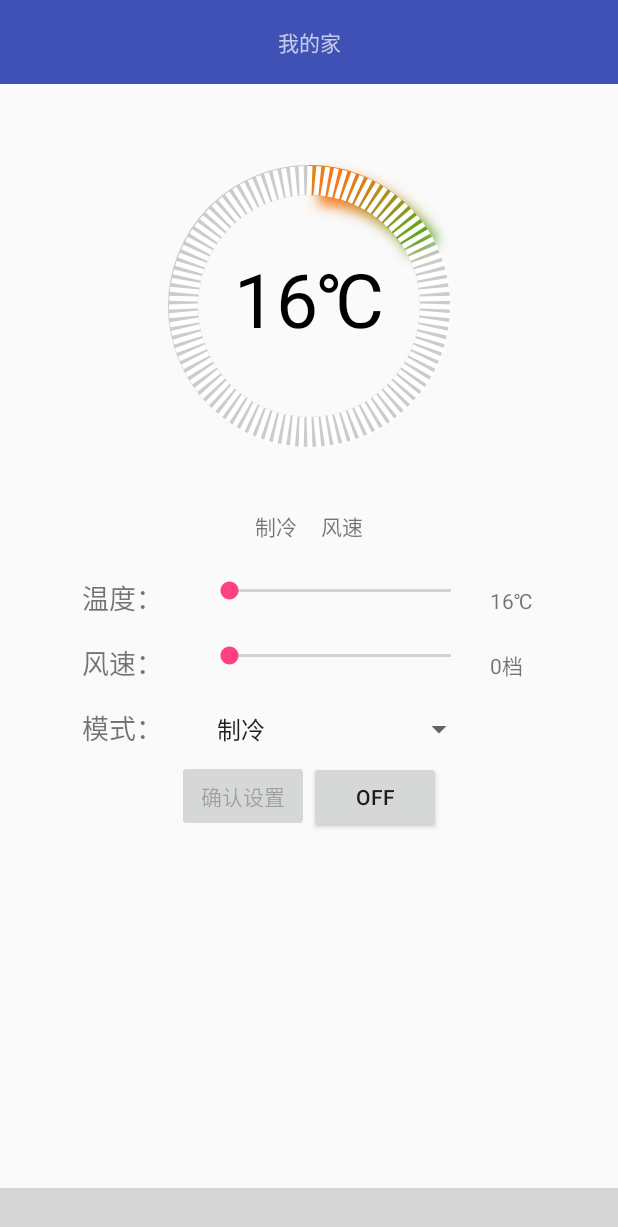
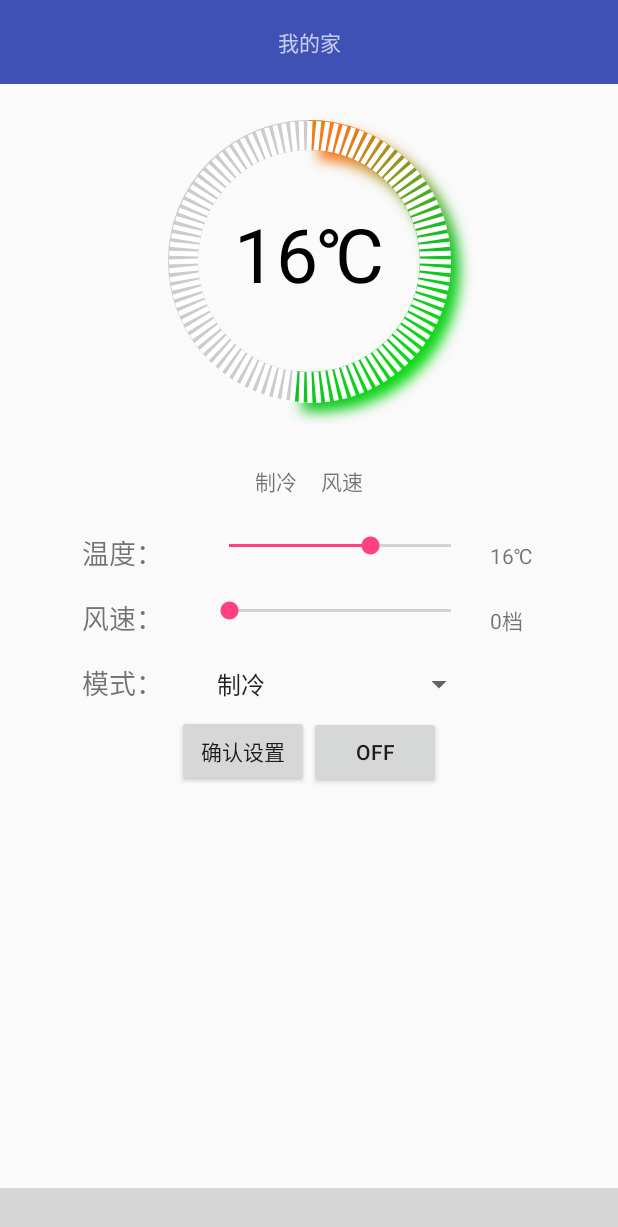
Before and after one commit to Group9-Android/Air-Conditioning-Controller, an Android app: the screen it shows after launch (MainActivity), after a tap on "TURN ON", on a phone screen of 412 x 824 dp. Shown: the top 1227 px of the screen. Run offline under Robolectric (Android 15) with nearby library versions, the phone set to English and light mode, and no system bars; libraries missing offline, so code that uses them is left out: com.ashokvarma.bottomnavigation; plain views replace BottomNavigationBar; 7 statements that could not run were skipped; grey boxes are pictures that could not be loaded.

Commit message:
设备控制界面修改

```diff
--- a/app/src/main/AndroidManifest.xml
+++ b/app/src/main/AndroidManifest.xml
@@ -10,14 +10,14 @@
         android:roundIcon="@mipmap/ic_launcher_round"
         android:supportsRtl="true"
         android:theme="@style/AppTheme">
-        <activity android:name=".Start">
+        <activity android:name=".MainActivity">
             <intent-filter>
                 <action android:name="android.intent.action.MAIN" />
 
                 <category android:name="android.intent.category.LAUNCHER" />
             </intent-filter>
         </activity>
-        <activity android:name=".MainActivity"></activity>
+
         <activity android:name="com.example.smallkun.aswitch.Main_weather"></activity>
 
         <activity android:name="com.example.smallkun.aswitch.WeatherActivity"></activity>
--- a/app/src/main/java/com/example/smallkun/aswitch/GradientProgressBar.java
+++ b/app/src/main/java/com/example/smallkun/aswitch/GradientProgressBar.java
@@ -26,10 +26,12 @@ public class GradientProgressBar extends View {
     /*绘制文字的画笔*/
     private Paint textPaint;
     /*百分比*/
-    private int percent = 0;
+    private int percent;
     /*渐变圆周颜色数组*/
     private int[] gradientColorArray = new int[]{Color.GREEN, Color.parseColor("#fe751a"), Color.parseColor("#13be23"), Color.GREEN};
     private Paint gradientCirclePaint;
+
+    private int weather=3;
 
     public GradientProgressBar(Context context) {
         super(context);
@@ -114,9 +116,9 @@ public class GradientProgressBar extends View {
         }
 
         //4.绘制文字
-        float textWidth = textPaint.measureText(percent + "℃");
+        float textWidth = textPaint.measureText(weather + "℃");
         int textHeight = (int) (Math.ceil(textPaint.getFontMetrics().descent - textPaint.getFontMetrics().ascent) + 2);
-        canvas.drawText(percent + "℃", centerX - textWidth / 2, centerX + textHeight / 4, textPaint);
+        canvas.drawText(weather + "℃", centerX - textWidth / 2, centerX + textHeight / 4, textPaint);
     }
 
     /**
@@ -125,13 +127,14 @@ public class GradientProgressBar extends View {
      * @param percent
      */
     public void setPercent(int percent) {
-        if (percent < 0) {
-            percent = 0;
-        } else if (percent > 100) {
-            percent = 100;
+        if (percent < 3) {
+            percent = 3;
+        } else if (percent > 28) {
+            percent = 28;
         }
+        this.weather = percent;
 
-        this.percent = percent;
+        this.percent = 4*(percent-3);
         invalidate();
     }
 }
--- a/app/src/main/java/com/example/smallkun/aswitch/MainActivity.java
+++ b/app/src/main/java/com/example/smallkun/aswitch/MainActivity.java
@@ -21,7 +21,7 @@ import com.ashokvarma.bottomnavigation.BottomNavigationItem;
 public  class MainActivity extends AppCompatActivity implements BottomNavigationBar.OnTabSelectedListener{
 
     private BottomNavigationBar mBottomNavigationBar;
-    private OneFragment mFragmentOne;
+    private Start mFragmentOne;
     private TwoFragment mFragmentTwo;
     private ThreeFragment mFragmentThree;
     private FourFragment mFragmentFour;
@@ -81,7 +81,7 @@ public  class MainActivity extends AppCompatActivity implements BottomNavigation
      */
     private void setDefaultFragment() {
         FragmentTransaction transaction = getSupportFragmentManager().beginTransaction();
-        mFragmentOne = new OneFragment();
+        mFragmentOne = new Start();
         transaction.replace(R.id.ll_content, mFragmentOne).commit();
     }
 
@@ -91,7 +91,7 @@ public  class MainActivity extends AppCompatActivity implements BottomNavigation
         switch (position) {
             case 0:
                 if (mFragmentOne == null) {
-                    mFragmentOne = new OneFragment();
+                    mFragmentOne = new Start();
                 }
                 transaction.replace(R.id.ll_content, mFragmentOne);
                 break;
@@ -115,7 +115,7 @@ public  class MainActivity extends AppCompatActivity implements BottomNavigation
                 break;
             default:
                 if (mFragmentOne == null) {
-                    mFragmentOne = new OneFragment();
+                    mFragmentOne = new Start();
                 }
                 transaction.replace(R.id.ll_content, mFragmentOne);
                 break;
--- a/app/src/main/java/com/example/smallkun/aswitch/OneFragment.java
+++ b/app/src/main/java/com/example/smallkun/aswitch/OneFragment.java
@@ -4,6 +4,7 @@ package com.example.smallkun.aswitch;
 import android.os.Bundle;
 import android.support.annotation.Nullable;
 import android.support.v4.app.Fragment;
+import android.support.v4.app.FragmentTransaction;
 import android.view.LayoutInflater;
 import android.view.View;
 import android.view.ViewGroup;
@@ -25,7 +26,7 @@ import java.util.List;
 
 public class OneFragment extends Fragment {
 
-    public int wd=16;
+    public int wd=0;
     public int fs=0;
 
     @Nullable
@@ -52,8 +53,8 @@ public class OneFragment extends Fragment {
         gradientProgressBar.setPercent(16);
 
 
-        sbwendu.setMax(13);
-        sbwendu.setProgress(0);
+        sbwendu.setMax(25);
+        sbwendu.setProgress(16);
         sbwendu.setOnSeekBarChangeListener(new SeekBar.OnSeekBarChangeListener() {
             @Override
             public void onProgressChanged(SeekBar seekBar, int i, boolean b) {
@@ -67,8 +68,8 @@ public class OneFragment extends Fragment {
 
             @Override
             public void onStopTrackingTouch(SeekBar seekBar) {
-                tempwendu.setText((seekBar.getProgress()+16)+"℃");
-                wd = seekBar.getProgress()+16;
+                tempwendu.setText((seekBar.getProgress()+3)+"℃");
+                wd = seekBar.getProgress()+3;
             }
         });
 
@@ -121,17 +122,16 @@ public class OneFragment extends Fragment {
 
 
 
+        confirmbtn.setEnabled(true);
         //设置电源按钮点击事件
         openbtn.setOnClickListener(new View.OnClickListener() {
             @Override
             public void onClick(View view) {
-                if (openbtn.getText()=="on") {
-                    confirmbtn.setEnabled(false);
-                    openbtn.setText("off");}
-                else {
-                    confirmbtn.setEnabled(true);
-                    openbtn.setText("on");
-                }
+                FragmentTransaction fragmentTransaction = getFragmentManager().beginTransaction();
+                Start fragment = new Start();
+                fragmentTransaction.replace(R.id.ll_content, fragment);
+                fragmentTransaction.commit();
+
             }
         });
         return view;
--- a/app/src/main/java/com/example/smallkun/aswitch/Start.java
+++ b/app/src/main/java/com/example/smallkun/aswitch/Start.java
@@ -1,28 +1,57 @@
 package com.example.smallkun.aswitch;
 
-import android.content.Intent;
+
 import android.os.Bundle;
-import android.support.v7.app.AppCompatActivity;
+import android.support.annotation.Nullable;
+import android.support.v4.app.Fragment;
+import android.support.v4.app.FragmentTransaction;
+import android.view.LayoutInflater;
 import android.view.View;
+import android.view.ViewGroup;
+import android.widget.ArrayAdapter;
 import android.widget.Button;
+import android.widget.RadioButton;
+import android.widget.RadioGroup;
+import android.widget.SeekBar;
+import android.widget.Spinner;
+import android.widget.TextView;
+import android.widget.Toast;
+
+import java.util.ArrayList;
+import java.util.List;
 
 /**
- * Created by vbn on 18/6/10.
+ * Created by smallkun cgnz on 2018/5.
  */
 
-public class Start extends AppCompatActivity {
+public class Start extends Fragment {
+
+
+
+    @Nullable
     @Override
-    protected void onCreate(Bundle savedInstanceState) {
-        super.onCreate(savedInstanceState);
-        setContentView(R.layout.start);
-        final Intent intent = new Intent(this, MainActivity.class);
-        Button button = (Button)findViewById(R.id.button);
+    public View onCreateView(LayoutInflater inflater, ViewGroup container, Bundle savedInstanceState) {
+
+        View view=inflater.inflate(R.layout.start,container,false);
+        Button button = (Button)view.findViewById(R.id.button);
+        GradientProgressBar gradientProgressBar = (GradientProgressBar)view.findViewById(R.id.progress_bar);
+        gradientProgressBar.setPercent(16);
         button.setOnClickListener(new View.OnClickListener() {
             @Override
             public void onClick(View view) {
-                startActivity(intent);
+                FragmentTransaction fragmentTransaction = getFragmentManager().beginTransaction();
+                OneFragment fragment = new OneFragment();
+                fragmentTransaction.replace(R.id.ll_content,fragment);
+                fragmentTransaction.commit();
             }
         });
 
+
+        return view;
+    }
+
+    @Override
+    public void onViewCreated(View view, @Nullable Bundle savedInstanceState) {
+        super.onViewCreated(view, savedInstanceState);
     }
 }
--- a/app/src/main/res/layout/activity_main.xml
+++ b/app/src/main/res/layout/activity_main.xml
@@ -23,7 +23,7 @@
 
     <LinearLayout
         android:id="@+id/ll_content"
-        android:layout_marginTop="80dp"
+        android:layout_marginTop="50dp"
         android:layout_width="match_parent"
         android:layout_height="match_parent"
         android:orientation="vertical"
--- a/app/src/main/res/layout/start.xml
+++ b/app/src/main/res/layout/start.xml
@@ -5,6 +5,11 @@
     android:layout_height="match_parent"
     android:orientation="vertical"
     android:gravity="center">
+
+    <com.example.smallkun.aswitch.GradientProgressBar
+        android:id="@+id/progress_bar"
+        android:layout_width="337dp"
+        android:layout_height="248dp" />
 
     <Button
         android:id="@+id/button"
```
